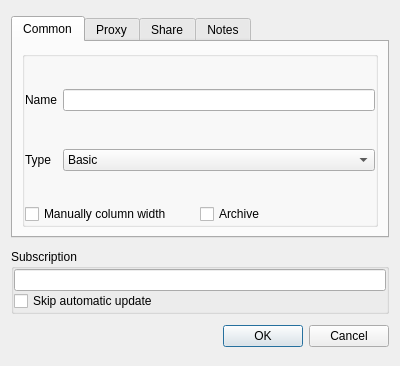
Qt form src/nekobox/ui/group/dialog_edit_group.ui (qr243vbi/nekobox) before a commit.
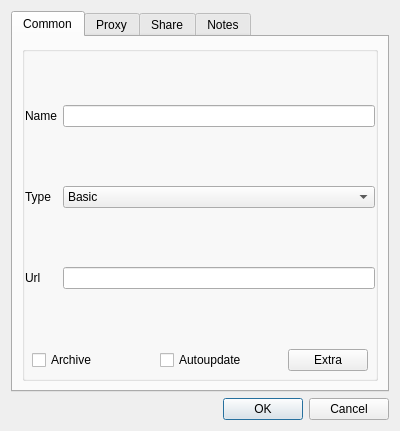
The same form after that commit. Custom widgets are drawn as their Qt base class.

Patch:
```diff
--- a/src/nekobox/ui/group/dialog_edit_group.ui
+++ b/src/nekobox/ui/group/dialog_edit_group.ui
@@ -7,7 +7,7 @@
     <x>0</x>
     <y>0</y>
     <width>400</width>
-    <height>366</height>
+    <height>431</height>
    </rect>
   </property>
   <property name="minimumSize">
@@ -23,7 +23,7 @@
    <item>
     <widget class="QTabWidget" name="tabs">
      <property name="sizePolicy">
-      <sizepolicy hsizetype="Expanding" vsizetype="Fixed">
+      <sizepolicy hsizetype="Expanding" vsizetype="Expanding">
        <horstretch>0</horstretch>
        <verstretch>0</verstretch>
       </sizepolicy>
@@ -69,7 +69,7 @@
           <item>
            <widget class="QGroupBox" name="groupBox">
             <property name="sizePolicy">
-             <sizepolicy hsizetype="Preferred" vsizetype="Minimum">
+             <sizepolicy hsizetype="Preferred" vsizetype="Expanding">
               <horstretch>0</horstretch>
               <verstretch>0</verstretch>
              </sizepolicy>
@@ -96,8 +96,21 @@
              <property name="bottomMargin">
               <number>0</number>
              </property>
-             <item row="0" column="1">
-              <widget class="QLineEdit" name="name"/>
+             <item row="2" column="0">
+              <widget class="QLabel" name="label_url">
+               <property name="sizePolicy">
+                <sizepolicy hsizetype="Preferred" vsizetype="Fixed">
+                 <horstretch>0</horstretch>
+                 <verstretch>0</verstretch>
+                </sizepolicy>
+               </property>
+               <property name="text">
+                <string>Url</string>
+               </property>
+              </widget>
+             </item>
+             <item row="2" column="1">
+              <widget class="MyLineEdit" name="url"/>
              </item>
              <item row="0" column="0">
               <widget class="QLabel" name="label">
@@ -106,6 +119,9 @@
                </property>
               </widget>
              </item>
+             <item row="0" column="1">
+              <widget class="QLineEdit" name="name"/>
+             </item>
              <item row="1" column="0">
               <widget class="QLabel" name="label_2">
                <property name="text">
@@ -132,20 +148,54 @@
           </item>
           <item>
            <layout class="QHBoxLayout" name="horizontalLayout_2">
-            <item>
-             <widget class="QCheckBox" name="manually_column_width">
-              <property name="text">
-               <string>Manually column width</string>
-              </property>
-             </widget>
-            </item>
+            <property name="spacing">
+             <number>7</number>
+            </property>
+            <property name="leftMargin">
+             <number>7</number>
+            </property>
+            <property name="topMargin">
+             <number>7</number>
+            </property>
+            <property name="rightMargin">
+             <number>7</number>
+            </property>
+            <property name="bottomMargin">
+             <number>7</number>
+            </property>
             <item>
              <widget class="QCheckBox" name="archive">
+              <property name="sizePolicy">
+               <sizepolicy hsizetype="Expanding" vsizetype="Fixed">
+                <horstretch>0</horstretch>
+                <verstretch>0</verstretch>
+               </sizepolicy>
+              </property>
               <property name="text">
                <string>Archive</string>
               </property>
              </widget>
             </item>
+            <item>
+             <widget class="QCheckBox" name="auto_update">
+              <property name="sizePolicy">
+               <sizepolicy hsizetype="Expanding" vsizetype="Fixed">
+                <horstretch>0</horstretch>
+                <verstretch>0</verstretch>
+               </sizepolicy>
+              </property>
+              <property name="text">
+               <string>Autoupdate</string>
+              </property>
+             </widget>
+            </item>
+            <item>
+             <widget class="QPushButton" name="sub_extra">
+              <property name="text">
+               <string>Extra</string>
+              </property>
+             </widget>
+            </item>
            </layout>
           </item>
          </layout>
@@ -278,90 +328,14 @@
      </widget>
     </widget>
    </item>
-   <item>
-    <widget class="QGroupBox" name="cat_sub">
-     <property name="sizePolicy">
-      <sizepolicy hsizetype="Preferred" vsizetype="Fixed">
-       <horstretch>0</horstretch>
-       <verstretch>0</verstretch>
-      </sizepolicy>
-     </property>
-     <property name="styleSheet">
-      <string notr="true"/>
-     </property>
-     <property name="title">
-      <string>Subscription</string>
-     </property>
-     <property name="flat">
-      <bool>true</bool>
-     </property>
-     <layout class="QGridLayout" name="_2">
-      <property name="leftMargin">
-       <number>0</number>
-      </property>
-      <property name="topMargin">
-       <number>0</number>
-      </property>
-      <property name="rightMargin">
-       <number>0</number>
-      </property>
-      <property name="bottomMargin">
-       <number>0</number>
-      </property>
-      <property name="horizontalSpacing">
-       <number>6</number>
-      </property>
-      <property name="verticalSpacing">
-       <number>0</number>
-      </property>
-      <item row="2" column="0">
-       <widget class="QCheckBox" name="skip_auto_update">
-        <property name="text">
-         <string>Skip automatic update</string>
-        </property>
-       </widget>
-      </item>
-      <item row="0" column="0">
-       <widget class="QGroupBox" name="horizontalGroupBox">
-        <property name="sizePolicy">
-         <sizepolicy hsizetype="Preferred" vsizetype="Fixed">
-          <horstretch>0</horstretch>
-          <verstretch>0</verstretch>
-         </sizepolicy>
-        </property>
-        <property name="styleSheet">
-         <string notr="true"> QGroupBox{ border: none; background: transparent; }   </string>
-        </property>
-        <property name="flat">
-         <bool>true</bool>
-        </property>
-        <layout class="QHBoxLayout" name="horizontalLayout_3">
-         <property name="spacing">
-          <number>0</number>
-         </property>
-         <property name="leftMargin">
-          <number>0</number>
-         </property>
-         <property name="topMargin">
-          <number>0</number>
-         </property>
-         <property name="rightMargin">
-          <number>0</number>
-         </property>
-         <property name="bottomMargin">
-          <number>0</number>
-         </property>
-         <item>
-          <widget class="MyLineEdit" name="url"/>
-         </item>
-        </layout>
-       </widget>
-      </item>
-     </layout>
-    </widget>
-   </item>
    <item>
     <widget class="QDialogButtonBox" name="buttonBox">
+     <property name="sizePolicy">
+      <sizepolicy hsizetype="Expanding" vsizetype="Maximum">
+       <horstretch>0</horstretch>
+       <verstretch>0</verstretch>
+      </sizepolicy>
+     </property>
      <property name="standardButtons">
       <set>QDialogButtonBox::StandardButton::Cancel|QDialogButtonBox::StandardButton::Ok</set>
      </property>
```
Left out of the diff: 4 changed lines with no effect on the pictures.
